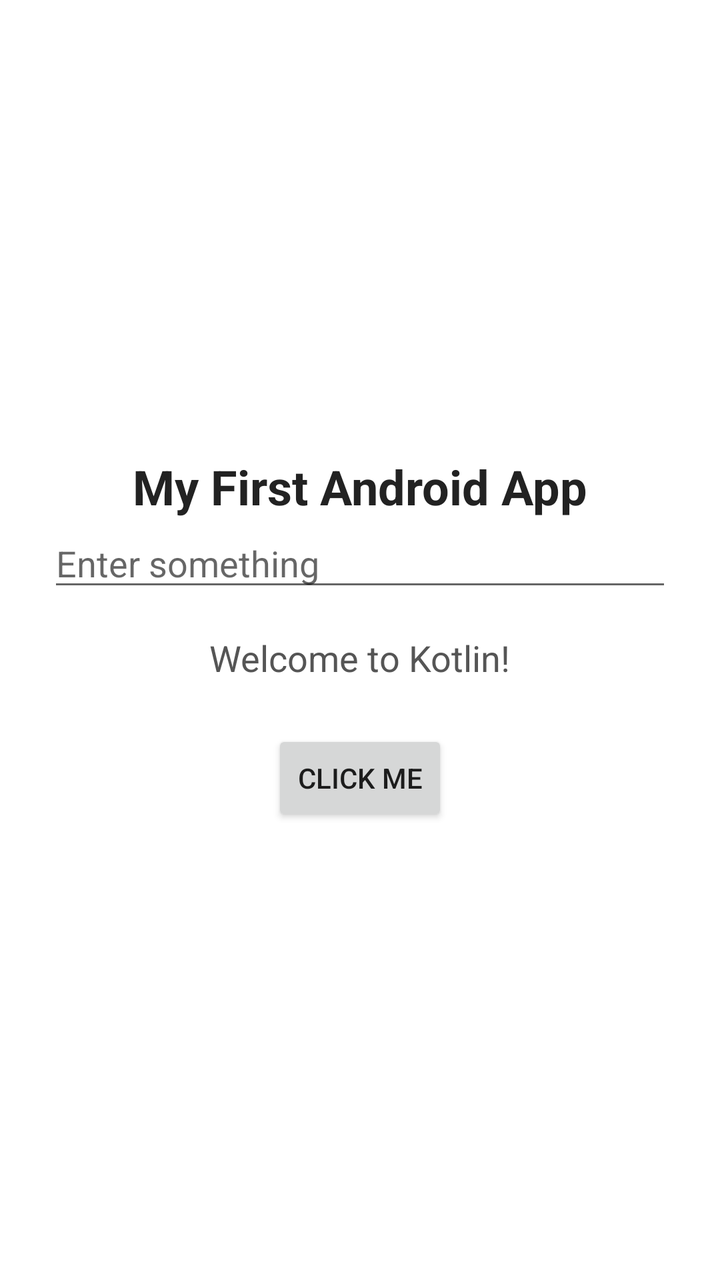
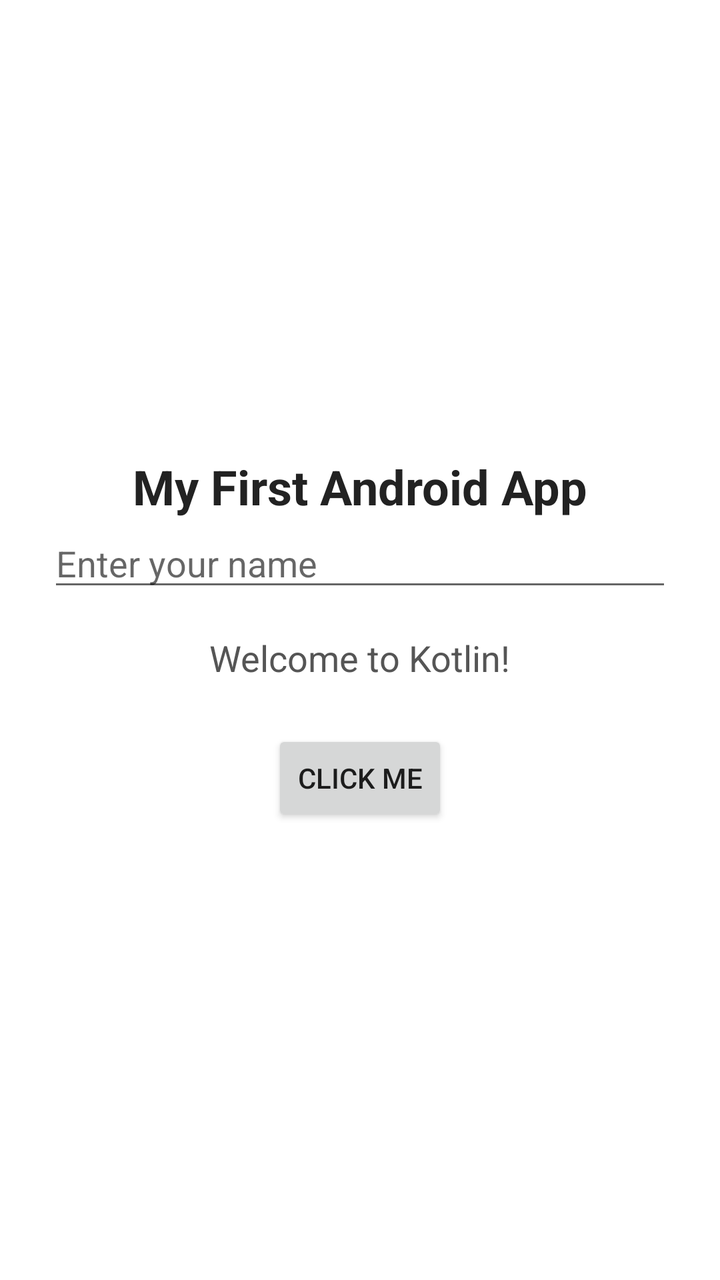

Screens rendered from an Android XML layout before and after an edit, with the pre-edit source and the edit as a unified diff.
<!-- AndroidManifest.xml: application theme android:Theme.Material.Light.NoActionBar -->
<!-- res/layout/activity_main.xml -->
<?xml version="1.0" encoding="utf-8"?>
<LinearLayout
    xmlns:android="http://schemas.android.com/apk/res/android"
    android:layout_width="match_parent"
    android:layout_height="match_parent"
    android:orientation="vertical"
    android:gravity="center"
    android:padding="24dp"
    android:background="#FFFFFF">

    <TextView
        android:id="@+id/title"
        android:layout_width="wrap_content"
        android:layout_height="wrap_content"
        android:text="My First Android App"
        android:textSize="24sp"
        android:textStyle="bold"
        android:textColor="#222222"/>

              <EditText
    android:id="@+id/inputField"
    android:layout_width="match_parent"
    android:layout_height="wrap_content"
    android:hint="Enter something"
    android:inputType="text" />

    <TextView
        android:id="@+id/message"
        android:layout_width="wrap_content"
        android:layout_height="wrap_content"
        android:layout_marginTop="16dp"
        android:text="Welcome to Kotlin!"
        android:textSize="18sp"
        android:textColor="#555555"/>

  


    <Button
        android:id="@+id/btnClick"
        android:layout_width="wrap_content"
        android:layout_height="wrap_content"
        android:layout_marginTop="24dp"
        android:text="Click Me"/>

</LinearLayout>
<!-- resources referenced by this layout -->
<resources>

</resources>

<!-- the commit's change to res/layout/activity_main.xml (unified diff, before → after) -->
@@ -21,7 +21,7 @@
     android:id="@+id/inputField"
     android:layout_width="match_parent"
     android:layout_height="wrap_content"
-    android:hint="Enter something"
+    android:hint="Enter your name"
     android:inputType="text" />
 
     <TextView
